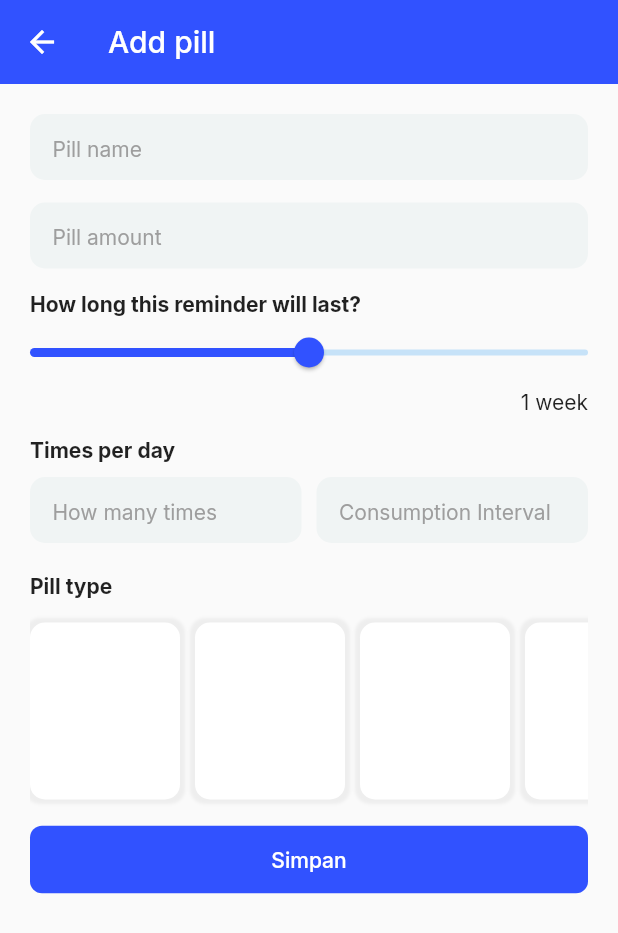
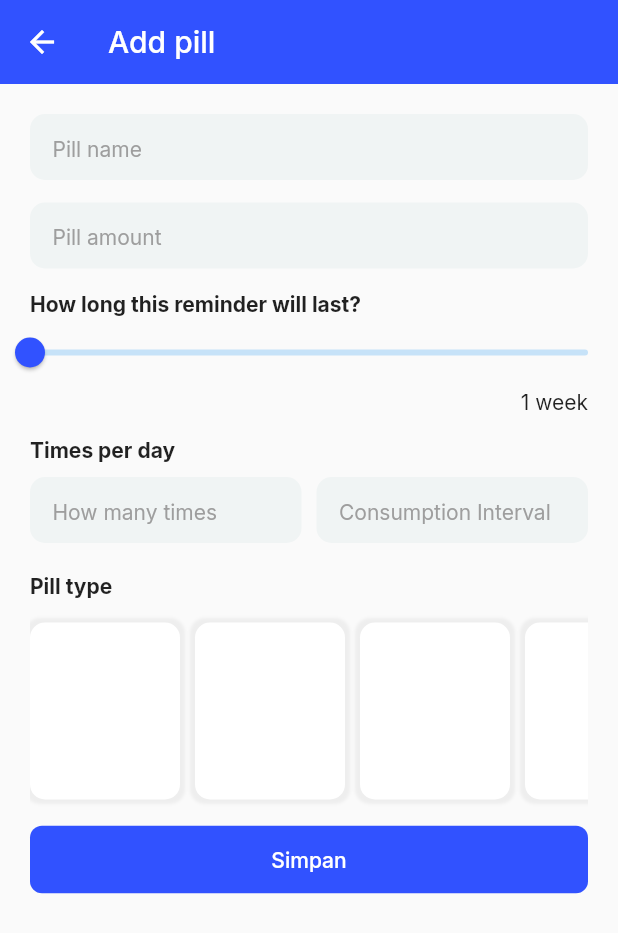
Before and after one commit to AdiatsaPutra/siatma, a Flutter app: the AddReminderPage screen opened by its route, on a phone screen of 412 x 824 dp. Shown: the top 933 px of the screen. Run offline on Flutter 3.47's test engine with Material 2 defaults, Android fonts, the phone set to English and light mode, and no system bars; our stand-ins replace bloc, dartz, flutter_bloc, freezed_annotation, google_fonts, sqflite; accounts and stored records are empty.

Commit message:
added pill type

```diff
--- /dev/null
+++ b/lib/blocs/add_reminder/add_reminder_cubit.dart
@@ -0,0 +1,24 @@
+import 'package:bloc/bloc.dart';
+import 'package:freezed_annotation/freezed_annotation.dart';
+
+part 'add_reminder_state.dart';
+part 'add_reminder_cubit.freezed.dart';
+
+class AddReminderCubit extends Cubit<AddReminderState> {
+  AddReminderCubit() : super(const AddReminderState.initial());
+
+  double week = 1;
+  int? selectedCategory;
+
+  void setWeek(double week) {
+    emit(const AddReminderState.loading());
+    this.week = week;
+    emit(const AddReminderState.loaded());
+  }
+
+  void setCategory(int category) {
+    emit(const AddReminderState.loading());
+    selectedCategory = category;
+    emit(const AddReminderState.loaded());
+  }
+}
--- /dev/null
+++ b/lib/blocs/add_reminder/add_reminder_state.dart
@@ -0,0 +1,10 @@
+part of 'add_reminder_cubit.dart';
+
+@freezed
+class AddReminderState with _$AddReminderState {
+  const factory AddReminderState.initial() = _Initial;
+  const factory AddReminderState.loading() = _Loading;
+  const factory AddReminderState.loaded() = _Loaded;
+  const factory AddReminderState.success() = _Success;
+  const factory AddReminderState.error() = _Error;
+}
--- a/lib/pages/add_reminder_page.dart
+++ b/lib/pages/add_reminder_page.dart
@@ -5,6 +5,7 @@ class AddReminderPage extends StatelessWidget {
 
   @override
   Widget build(BuildContext context) {
+    final addReminder = context.read<AddReminderCubit>();
     return Scaffold(
       appBar: AppBar(title: const Text('Add pill')),
       body: Padding(
@@ -36,15 +37,30 @@ class AddReminderPage extends StatelessWidget {
                 activeTrackColor: kPrimaryColor,
                 trackShape: SliderCustomTrackShape(),
               ),
-              child: Slider(
-                value: 50,
+              child: BlocBuilder<AddReminderCubit, AddReminderState>(
+                builder: (context, state) {
+                  return Slider(
+                    value: addReminder.week,
                     max: 100,
-                onChanged: (v) {},
+                    min: 1,
+                    onChanged: (v) {
+                      addReminder.setWeek(v);
+                    },
+                  );
+                },
               ),
             ),
-            const Align(
+            Align(
               alignment: Alignment.centerRight,
-              child: Text('1 week'),
+              child: BlocBuilder<AddReminderCubit, AddReminderState>(
+                builder: (context, state) => addReminder.week.round() > 1
+                    ? Text(
+                        '${addReminder.week.round()} weeks',
+                      )
+                    : Text(
+                        '${addReminder.week.round()} week',
+                      ),
+              ),
             ),
             kMediumVerticalSpacing,
 
@@ -79,13 +95,22 @@ class AddReminderPage extends StatelessWidget {
                 children: [
                   ...List.generate(
                     5,
-                    (index) => Container(
+                    (index) => BlocBuilder<AddReminderCubit, AddReminderState>(
+                      builder: (context, state) {
+                        return GestureDetector(
+                          onTap: () {
+                            addReminder.setCategory(index);
+                          },
+                          child: Container(
                             width: 100,
                             height: 50,
                             margin: const EdgeInsets.fromLTRB(0, 16, 10, 16),
                             decoration: BoxDecoration(
                                 color: Colors.white,
                                 borderRadius: BorderRadius.circular(10),
+                                border: addReminder.selectedCategory == index
+                                    ? Border.all(color: kPrimaryColor, width: 2)
+                                    : null,
                                 boxShadow: [
                                   BoxShadow(
                                     blurRadius: 1,
@@ -93,6 +118,9 @@ class AddReminderPage extends StatelessWidget {
                                     color: Colors.grey[200]!,
                                   )
                                 ]),
+                          ),
+                        );
+                      },
                     ),
                   ),
                 ],
--- a/lib/pages/pages.dart
+++ b/lib/pages/pages.dart
@@ -3,6 +3,7 @@ import 'package:flutter/material.dart';
 import 'package:flutter_bloc/flutter_bloc.dart';
 import 'dart:async';
 import 'package:intl/intl.dart';
+import 'package:si_atma/blocs/add_reminder/add_reminder_cubit.dart';
 import 'package:si_atma/blocs/user/user_cubit.dart';
 import 'package:si_atma/constants/constants.dart';
 import 'package:si_atma/constants/routes.dart';
```
Also changed, not shown: lib/main.dart (+10 -2 lines), lib/blocs/add_reminder/add_reminder_cubit.freezed.dart (added). Lines whose indentation alone changed are shown as unchanged.
